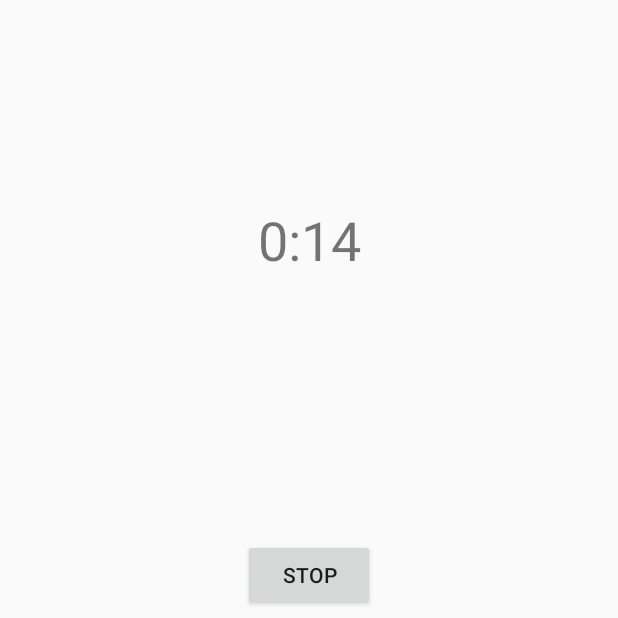
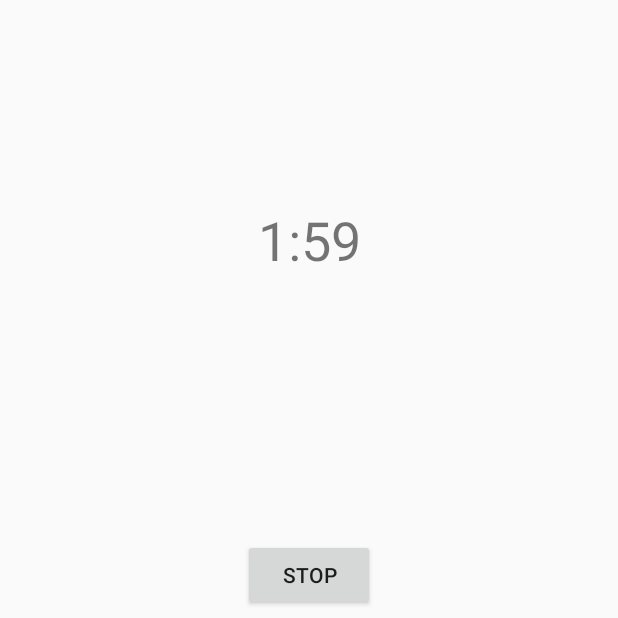
Before and after one commit to Guardian-Angel-Safety/Guardian-Angel-Safety-App, an Android app: the TimerActivity screen opened directly, with no data from a screen before it, after a tap on "START", on a phone screen of 412 x 824 dp, the top half of it. Run offline under Robolectric (Android 15) with nearby library versions, the phone set to English and light mode, and no system bars.

Commit message:
Added comments :)

```diff
--- a/app/src/main/java/com/example/guardianangelsafetyapp/TimerActivity.java
+++ b/app/src/main/java/com/example/guardianangelsafetyapp/TimerActivity.java
@@ -10,33 +10,38 @@ import android.widget.TextView;
 
 public class TimerActivity extends Activity {
 
+    //Declare textbox scope where time left is printed
     TextView timerText;
-    long timeLeft = 15000;
+    long timeLeft = 120000; //change this if you need the time to be shorter (it will still say "2:00" unless you change the textview text
     //120000 milliseconds = 2 minutes
 
+    //create countdown object to run from timeLeft and descending by 1000 millis every tick
     CountDown timer = new CountDown(timeLeft, 1000);
 
+    //custom implementation of CountDownTimer to start from variable time
     public class CountDown extends CountDownTimer{
 
+        //start timer from timeLeft
         public CountDown(long millisInFuture, long countDownInterval){
             super(millisInFuture, countDownInterval);
         }
 
         @Override
         public void onTick(long millisUntilFinished) {
+            //millis to seconds to minutes
             int seconds = (int) millisUntilFinished/1000;
             int minutes = seconds/60;
-            seconds = seconds % 60;
+            seconds = seconds % 60; //keep seconds below 60
             timerText.setText(String.format("%d:%02d", minutes, seconds));
-            timeLeft = millisUntilFinished;
+            timeLeft = millisUntilFinished; //update timeLeft
         }
 
         @Override
         public void onFinish() {
             Button timerButton = (Button)findViewById(R.id.timerButton);
-            timerButton.setText("Start");
-            timerText.setText("2:00");
-            timeLeft = 15000;
+            timerButton.setText("Start"); //change button text from "Stop" to "Start"
+            timerText.setText("2:00"); //reset timer text
+            timeLeft = 120000;  //reset timeLeft when timer finishes
         }
     }
 
@@ -45,6 +50,7 @@ public class TimerActivity extends Activity {
         super.onCreate(savedInstanceState);
         setContentView(R.layout.timer_activity);
 
+        //get UI elements
         timerText = (TextView) findViewById(R.id.timerText);
         Button timerButton = (Button) findViewById(R.id.timerButton);
 
@@ -54,9 +60,11 @@ public class TimerActivity extends Activity {
             public void onClick(View v){
                 Button timerButton = (Button) v;
                 if (timerButton.getText().equals("Stop")){
+                    //when you click it when it says stop, stop it and change the text
                     timer.cancel();
                     timerButton.setText("Start");
                 } else {
+                    //when you click it when it says start, start it with the remaining time and change the text
                     timer = new CountDown(timeLeft, 1000);
                     timer.start();
                     timerButton.setText("Stop");
```
